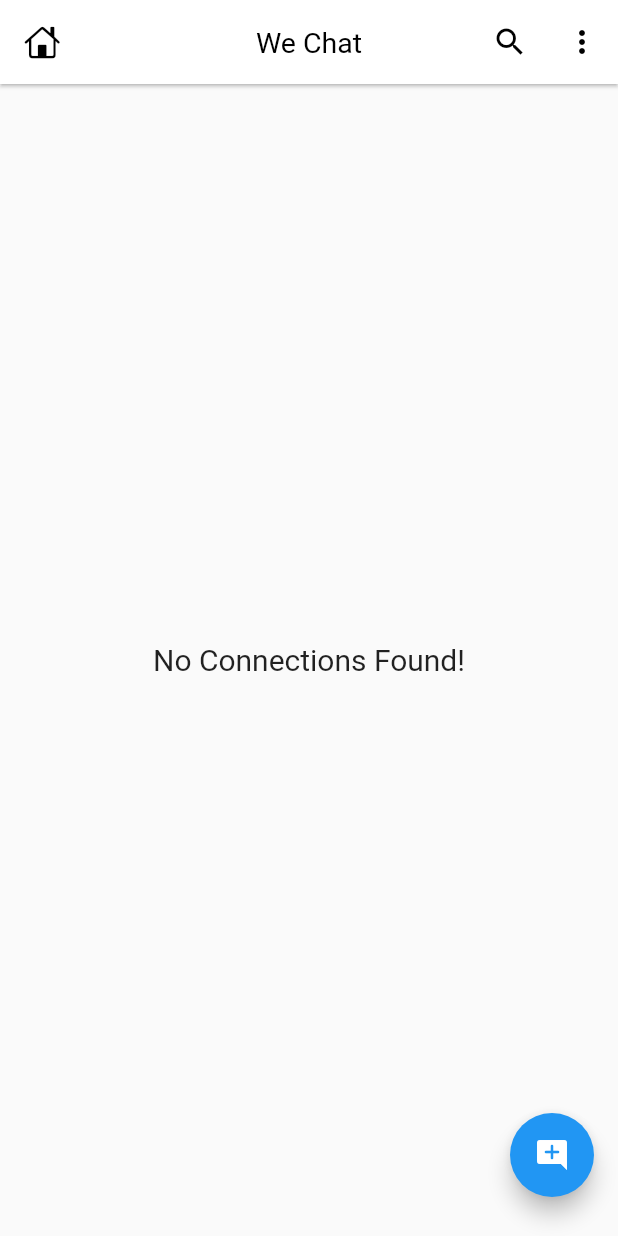
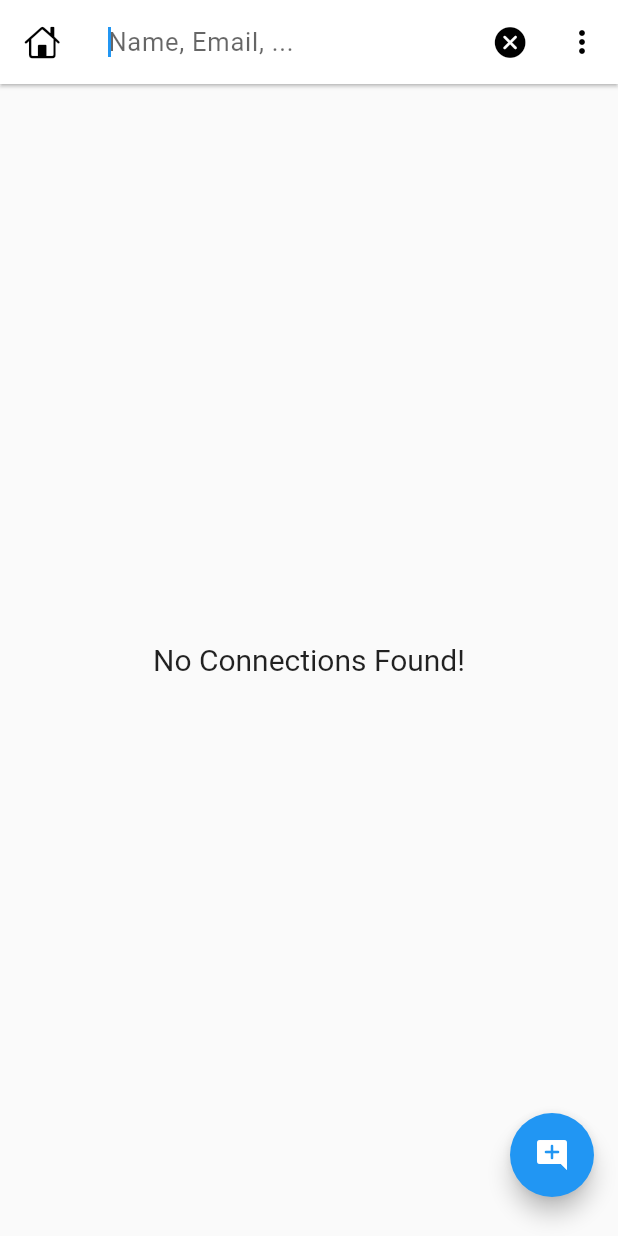
Before and after one commit to HarshAndroid/ApnaChat-Realtime-Chat-App-In-Flutter-Firebase, a Flutter app: the HomeScreen screen opened directly, after a tap on the "search" icon, on a phone screen of 412 x 824 dp. Run offline on Flutter 3.47's test engine with Material 2 defaults, Android fonts, the phone set to English and light mode, and no system bars; our stand-ins replace cached_network_image, cloud_firestore, firebase_auth, firebase_core, google_sign_in; accounts and stored records are empty.

Commit message:
*User Searching Feature. *Implementing WillPopScope.

```diff
--- a/lib/screens/home_screen.dart
+++ b/lib/screens/home_screen.dart
@@ -17,7 +17,13 @@ class HomeScreen extends StatefulWidget {
 }
 
 class _HomeScreenState extends State<HomeScreen> {
-  List<ChatUser> list = [];
+  // for storing all users
+  List<ChatUser> _list = [];
+
+  // for storing searched items
+  final List<ChatUser> _searchList = [];
+  // for storing search status
+  bool _isSearching = false;
 
   @override
   void initState() {
@@ -27,14 +33,60 @@ class _HomeScreenState extends State<HomeScreen> {
 
   @override
   Widget build(BuildContext context) {
-    return Scaffold(
+    return GestureDetector(
+      //for hiding keyboard when a tap is detected on screen
+      onTap: () => FocusScope.of(context).unfocus(),
+      child: WillPopScope(
+        //if search is on & back button is pressed then close search
+        //or else simple close current screen on back button click
+        onWillPop: () {
+          if (_isSearching) {
+            setState(() {
+              _isSearching = !_isSearching;
+            });
+            return Future.value(false);
+          } else {
+            return Future.value(true);
+          }
+        },
+        child: Scaffold(
           //app bar
           appBar: AppBar(
             leading: const Icon(CupertinoIcons.home),
-        title: const Text('We Chat'),
+            title: _isSearching
+                ? TextField(
+                    decoration: const InputDecoration(
+                        border: InputBorder.none, hintText: 'Name, Email, ...'),
+                    autofocus: true,
+                    style: const TextStyle(fontSize: 17, letterSpacing: 0.5),
+                    //when search text changes then updated search list
+                    onChanged: (val) {
+                      //search logic
+                      _searchList.clear();
+
+                      for (var i in _list) {
+                        if (i.name.toLowerCase().contains(val.toLowerCase()) ||
+                            i.email.toLowerCase().contains(val.toLowerCase())) {
+                          _searchList.add(i);
+                          setState(() {
+                            _searchList;
+                          });
+                        }
+                      }
+                    },
+                  )
+                : const Text('We Chat'),
             actions: [
               //search user button
-          IconButton(onPressed: () {}, icon: const Icon(Icons.search)),
+              IconButton(
+                  onPressed: () {
+                    setState(() {
+                      _isSearching = !_isSearching;
+                    });
+                  },
+                  icon: Icon(_isSearching
+                      ? CupertinoIcons.clear_circled_solid
+                      : Icons.search)),
 
               //more features button
               IconButton(
@@ -73,16 +125,21 @@ class _HomeScreenState extends State<HomeScreen> {
                 case ConnectionState.active:
                 case ConnectionState.done:
                   final data = snapshot.data?.docs;
-              list =
-                  data?.map((e) => ChatUser.fromJson(e.data())).toList() ?? [];
+                  _list =
+                      data?.map((e) => ChatUser.fromJson(e.data())).toList() ??
+                          [];
 
-              if (list.isNotEmpty) {
+                  if (_list.isNotEmpty) {
                     return ListView.builder(
-                    itemCount: list.length,
+                        itemCount:
+                            _isSearching ? _searchList.length : _list.length,
                         padding: EdgeInsets.only(top: mq.height * .01),
                         physics: const BouncingScrollPhysics(),
                         itemBuilder: (context, index) {
-                      return ChatUserCard(user: list[index]);
+                          return ChatUserCard(
+                              user: _isSearching
+                                  ? _searchList[index]
+                                  : _list[index]);
                           // return Text('Name: ${list[index]}');
                         });
                   } else {
@@ -94,6 +151,8 @@ class _HomeScreenState extends State<HomeScreen> {
               }
             },
           ),
+        ),
+      ),
     );
   }
 }
```
Lines whose indentation alone changed are shown as unchanged.
